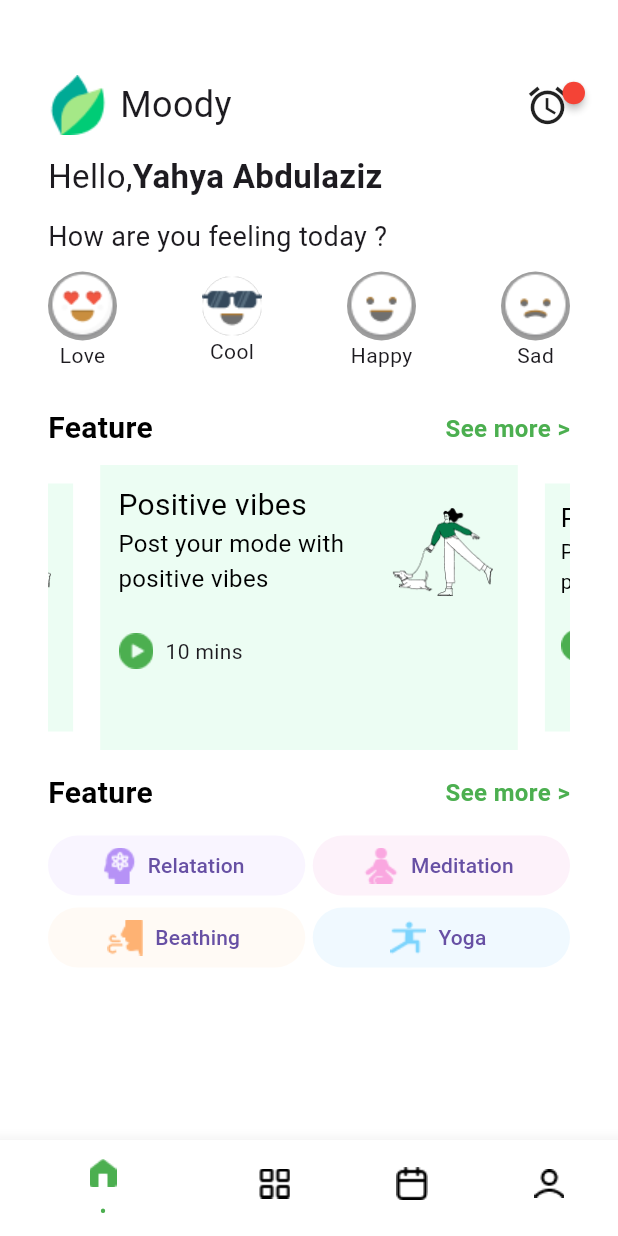
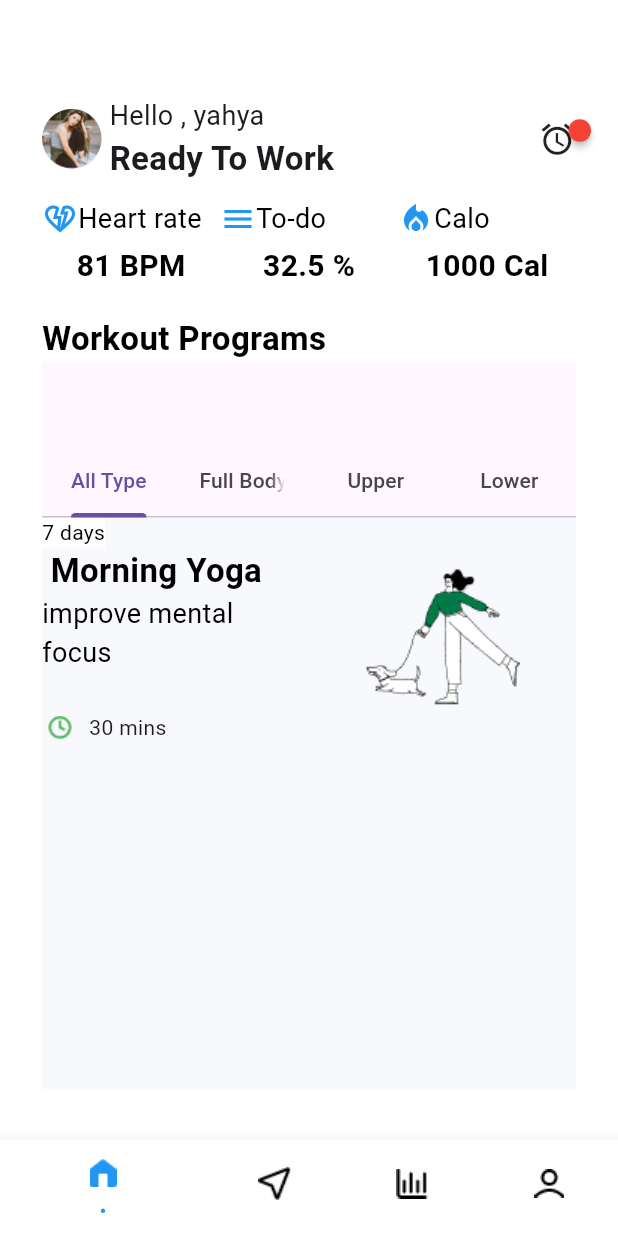
Before and after one commit to yahyaabdulaziz/exam, a Flutter app: the screen it shows after launch, on a phone screen of 412 x 824 dp. Run offline on Flutter 3.47's test engine with Material 3 defaults, Android fonts, the phone set to English and light mode, and no system bars; drawn by our look-alikes of badges, carousel_slider.

Commit message:
Second screen Finished

```diff
--- a/lib/main.dart
+++ b/lib/main.dart
@@ -12,6 +12,6 @@ void main() {
       HomeTwo.routeName: (_) => HomeTwo(),
       HomeThree.routeName: (_) => HomeThree(),
     },
-    initialRoute: HomeOne.routeName,
+    initialRoute: HomeTwo.routeName
   ));
 }
--- a/lib/screens/frist_screen/tabs/home_tab/home_one.dart
+++ b/lib/screens/frist_screen/tabs/home_tab/home_one.dart
@@ -41,7 +41,7 @@ class _HomeState extends State<Home> {
                     ),
                     child: Icon(
                       Icons.alarm,
-                      size: 30,
+                      size: 25,
                     ),
                   )
                 ],
--- /dev/null
+++ b/lib/screens/second_screen/tabbar_item.dart
@@ -0,0 +1,63 @@
+import 'package:exam/utilites/app_assets.dart';
+import 'package:exam/utilites/app_color.dart';
+import 'package:flutter/material.dart';
+
+class TabItem extends StatelessWidget {
+  int time;
+  int day;
+  String title;
+  String subtilte;
+
+  TabItem(
+      {required this.time,
+      required this.day,
+      required this.title,
+      required this.subtilte});
+
+  @override
+  Widget build(BuildContext context) {
+    return Container(
+        color: AppColor.barcolor,
+        child: Row(
+          crossAxisAlignment: CrossAxisAlignment.start,
+          children: [
+            Expanded(
+              child: Column(
+                crossAxisAlignment: CrossAxisAlignment.start,
+
+                children: [
+                  Container(
+                      child: Text(
+                    "$day days",
+                    style: TextStyle(
+                        color: Colors.black, backgroundColor: Colors.white),
+                  )),
+                  const Text(
+                    " Morning Yoga",
+                    style: TextStyle(
+                        color: Colors.black,
+                        fontSize: 22,
+                        fontWeight: FontWeight.bold),
+                  ),
+                  Text("improve mental focus",
+                      style: TextStyle(color: Colors.black, fontSize: 18)),
+                  Container(
+                    margin: EdgeInsets.only(top: 25),
+                    child: Row(
+                      children: [
+                        const ImageIcon(
+                          AssetImage(AppAssets.timer),
+                          color: Colors.green,
+                        ),
+                        Text("  $time mins")
+                      ],
+                    ),
+                  )
+                ],
+              ),
+            ),
+            Expanded(child: Image(image: AssetImage(AppAssets.person_ic)))
+          ],
+        ));
+  }
+}
--- /dev/null
+++ b/lib/screens/second_screen/tabs/chart_tab/chart_tab.dart
@@ -0,0 +1,11 @@
+import 'package:flutter/material.dart';
+
+class Chart extends StatelessWidget {
+
+  @override
+  Widget build(BuildContext context) {
+    return  Container(
+      color: Colors.yellowAccent,
+    );
+  }
+}
--- /dev/null
+++ b/lib/screens/second_screen/tabs/home_tab/home_two.dart
@@ -0,0 +1,228 @@
+import 'package:exam/screens/second_screen/tabbar_item.dart';
+import 'package:exam/utilites/app_assets.dart';
+import 'package:flutter/material.dart';
+import 'package:badges/badges.dart' as badges;
+
+class HomeTaskTwo extends StatefulWidget {
+  @override
+  State<HomeTaskTwo> createState() => _HomeStateTwo();
+}
+
+class _HomeStateTwo extends State<HomeTaskTwo> {
+  @override
+  Widget build(BuildContext context) {
+    return Container(
+      margin: EdgeInsets.symmetric(vertical: 22, horizontal: 16),
+      padding: EdgeInsets.all(12),
+      child: Column(
+        crossAxisAlignment: CrossAxisAlignment.start,
+        children: [
+          Container(
+            margin: EdgeInsets.only(top: 30),
+            child: Row(
+              children: [
+                CircleAvatar(
+                  backgroundImage: AssetImage(AppAssets.userpic),
+                ),
+                SizedBox(
+                  width: 5,
+                ),
+                Column(
+                  crossAxisAlignment: CrossAxisAlignment.start,
+                  children: [
+                    Text(
+                      "Hello , yahya",
+                      style: TextStyle(
+                          fontSize: 18, fontWeight: FontWeight.normal),
+                    ),
+                    Text(
+                      "Ready To Work ",
+                      style:
+                          TextStyle(fontSize: 22, fontWeight: FontWeight.bold),
+                    )
+                  ],
+                ),
+                Spacer(),
+                badges.Badge(
+                  badgeContent: Text(
+                    '•',
+                    style: TextStyle(
+                        fontWeight: FontWeight.normal, color: Colors.red),
+                  ),
+                  child: Icon(
+                    Icons.alarm,
+                    size: 25,
+                  ),
+                )
+              ],
+            ),
+          ),
+          Container(
+            margin: EdgeInsets.only(top: 12),
+            child: const Row(
+              children: [
+                Expanded(
+                  child: Column(
+                    children: [
+                      Row(
+                        children: [
+                          Icon(
+                            Icons.heart_broken_outlined,
+                            size: 24,
+                            color: Colors.blue,
+                          ),
+                          Text(
+                            'Heart rate',
+                            style: TextStyle(
+                              fontSize: 18,
+                              fontWeight: FontWeight.normal,
+                              color: Colors.black,
+                            ),
+                          ),
+                        ],
+                      ),
+                      SizedBox(height: 4),
+                      Center(
+                        child: Text(
+                          '81 BPM',
+                          style: TextStyle(
+                            fontSize: 20,
+                            fontWeight: FontWeight.bold,
+                            color: Colors.black,
+                          ),
+                        ),
+                      ),
+                    ],
+                  ),
+                ),
+                Expanded(
+                  child: Column(
+                    children: [
+                      Row(
+                        children: [
+                          Icon(
+                            Icons.menu_sharp,
+                            size: 24,
+                            color: Colors.blue,
+                          ),
+                          Text(
+                            'To-do',
+                            style: TextStyle(
+                              fontSize: 18,
+                              fontWeight: FontWeight.normal,
+                              color: Colors.black,
+                            ),
+                          ),
+                        ],
+                      ),
+                      SizedBox(height: 4),
+                      Center(
+                        child: Text(
+                          '32.5 %',
+                          style: TextStyle(
+                            fontSize: 20,
+                            fontWeight: FontWeight.bold,
+                            color: Colors.black,
+                          ),
+                        ),
+                      ),
+                    ],
+                  ),
+                ),
+                Expanded(
+                  child: Column(
+                    children: [
+                      Row(
+                        children: [
+                          Icon(
+                            Icons.local_fire_department,
+                            size: 24,
+                            color: Colors.blue,
+                          ),
+                          Text(
+                            'Calo',
+                            style: TextStyle(
+                              fontSize: 18,
+                              fontWeight: FontWeight.normal,
+                              color: Colors.black,
+                            ),
+                          ),
+                        ],
+                      ),
+                      SizedBox(height: 4),
+                      Center(
+                        child: Text(
+                          '1000 Cal',
+                          style: TextStyle(
+                            fontSize: 20,
+                            fontWeight: FontWeight.bold,
+                            color: Colors.black,
+                          ),
+                        ),
+                      ),
+                    ],
+                  ),
+                ),
+              ],
+            ),
+          ),
+          Container(
+            margin: EdgeInsets.only(top: 18),
+            child: Text(
+              "Workout Programs",
+              style: TextStyle(
+                  fontWeight: FontWeight.bold,
+                  fontSize: 22,
+                  color: Colors.black),
+            ),
+          ),
+          Expanded(
+            child: DefaultTabController(
+              length: 4, // The number of tabs
+              child: Scaffold(
+                appBar: AppBar(
+                  bottom: TabBar(
+                    tabs: [
+                      Tab(text: 'All Type'),
+                      Tab(text: 'Full Body'),
+                      Tab(text: 'Upper'),
+                      Tab(text: 'Lower'),
+                    ],
+                  ),
+                ),
+                body: TabBarView(
+                  children: [
+                    Center(
+                        child: TabItem(
+                            time: 30,
+                            day: 7,
+                            title: "dndnjdnsj",
+                            subtilte: "nsdjkfjdfbsd")),
+                    Center(
+                        child: TabItem(
+                            time: 23,
+                            day: 5,
+                            title: "iuuuuuuu",
+                            subtilte: "scsdsdsds")),
+                    Center(
+                        child: TabItem(
+                            time: 12,
+                            day: 6,
+                            title: ";lk;l;l;l",
+                            subtilte: "fdgdfg")),
+                    Center(
+                        child: TabItem(
+                            time: 25,
+                            day: 9,
+                            title: "jkjkjhkjhkfghsdc",
+                            subtilte: "sdfeerg")),
+                  ],
+                ),
+              ),
+            ),
+          ),
+        ],
+      ),
+    );
+  }
+}
--- /dev/null
+++ b/lib/screens/second_screen/tabs/navigator_tab/navigator_tab.dart
@@ -0,0 +1,12 @@
+import 'package:flutter/material.dart';
+
+class NavigatorTab extends StatelessWidget {
+  const NavigatorTab({super.key});
+
+  @override
+  Widget build(BuildContext context) {
+    return  Container(
+      color: Colors.greenAccent,
+    );
+  }
+}
--- /dev/null
+++ b/lib/screens/second_screen/tabs/user_tab/user_tab.dart
@@ -0,0 +1,11 @@
+import 'package:flutter/material.dart';
+
+class UserTwo extends StatelessWidget {
+
+  @override
+  Widget build(BuildContext context) {
+    return Container(
+      color: Colors.blueAccent,
+    );
+  }
+}
--- a/lib/screens/second_screen/task_two.dart
+++ b/lib/screens/second_screen/task_two.dart
@@ -1,15 +1,68 @@
+import 'package:exam/screens/second_screen/tabs/chart_tab/chart_tab.dart';
+import 'package:exam/screens/second_screen/tabs/home_tab/home_two.dart';
+import 'package:exam/screens/second_screen/tabs/navigator_tab/navigator_tab.dart';
+import 'package:exam/screens/second_screen/tabs/user_tab/user_tab.dart';
+import 'package:exam/utilites/app_assets.dart';
 import 'package:flutter/material.dart';
 
 class HomeTwo extends StatefulWidget {
-  static const String routeName="HomeTwo";
+  static const String routeName = "HomeTwo";
 
   @override
   State<HomeTwo> createState() => _HomeTwoState();
 }
 
 class _HomeTwoState extends State<HomeTwo> {
+  int currenttabindex = 0;
+  List<Widget> tabstwo = [
+    HomeTaskTwo(),
+    NavigatorTab(),
+    Chart(),
+    UserTwo(),
+  ];
+
   @override
   Widget build(BuildContext context) {
-    return const Placeholder();
+    return Scaffold(
+      backgroundColor: Colors.white,
+      bottomNavigationBar: buildBottomNavigationBar(),
+      body: tabstwo[currenttabindex],
+    );
   }
+
+  Widget buildBottomNavigationBar() => Theme(
+        data: ThemeData(canvasColor: Colors.white),
+        child: BottomNavigationBar(
+            currentIndex: currenttabindex,
+            onTap: (index) {
+              currenttabindex = index;
+              setState(() {});
+            },
+            elevation: 10,
+            selectedItemColor: Colors.blue,
+            unselectedItemColor: Colors.black,
+            iconSize: 30,
+            items: const [
+              BottomNavigationBarItem(
+                  icon: ImageIcon(AssetImage(
+                    AppAssets.homebar_ic,
+                  )),
+                  label: "•"),
+              BottomNavigationBarItem(
+                  icon: ImageIcon(AssetImage(
+                    AppAssets.navigator_ic,
+                  )),
+                  label: "•"),
+              BottomNavigationBarItem(
+                  icon: ImageIcon(AssetImage(
+                    AppAssets.chart_ic,
+                  )),
+                  label: "•"),
+              BottomNavigationBarItem(
+                  icon: ImageIcon(AssetImage(
+                    AppAssets.userbar_ic,
+                  )),
+                  label: "•"),
+            ]),
+      );
 }
--- a/lib/utilites/app_assets.dart
+++ b/lib/utilites/app_assets.dart
@@ -16,5 +16,10 @@ abstract class AppAssets {
   static const userbar_ic = "assets/images/one/user_baricon.png";
   static const yoga_ic = "assets/images/one/yoga_icon.png";
 
+  static const navigator_ic = "assets/images/two/navi.png";
+  static const chart_ic = "assets/images/two/chart_ic.png";
+  static const userpic = "assets/images/two/userpic.png";
+  static const usertrain = "assets/images/two/usertrain.png";
+  static const timer = "assets/images/two/clock_ic.png";
 
 }
--- a/lib/utilites/app_color.dart
+++ b/lib/utilites/app_color.dart
@@ -1,4 +1,3 @@
-
 import 'dart:ui';
 
 abstract class AppColor {
@@ -7,6 +6,5 @@ abstract class AppColor {
   static const beathcolor = Color(0xffFFFAF5);
   static const relaxcolor = Color(0xffF9F5FF);
   static const yogacolor = Color(0xffF0F9FF);
-
-
+  static const barcolor = Color(0xffF8F9FC);
 }
```
Also changed, not shown: assets/images/two/2.0x/clock_ic@2x.png (added), assets/images/two/3.0x/clock_ic@3x.png (added), assets/images/two/clock_ic.png (added).
